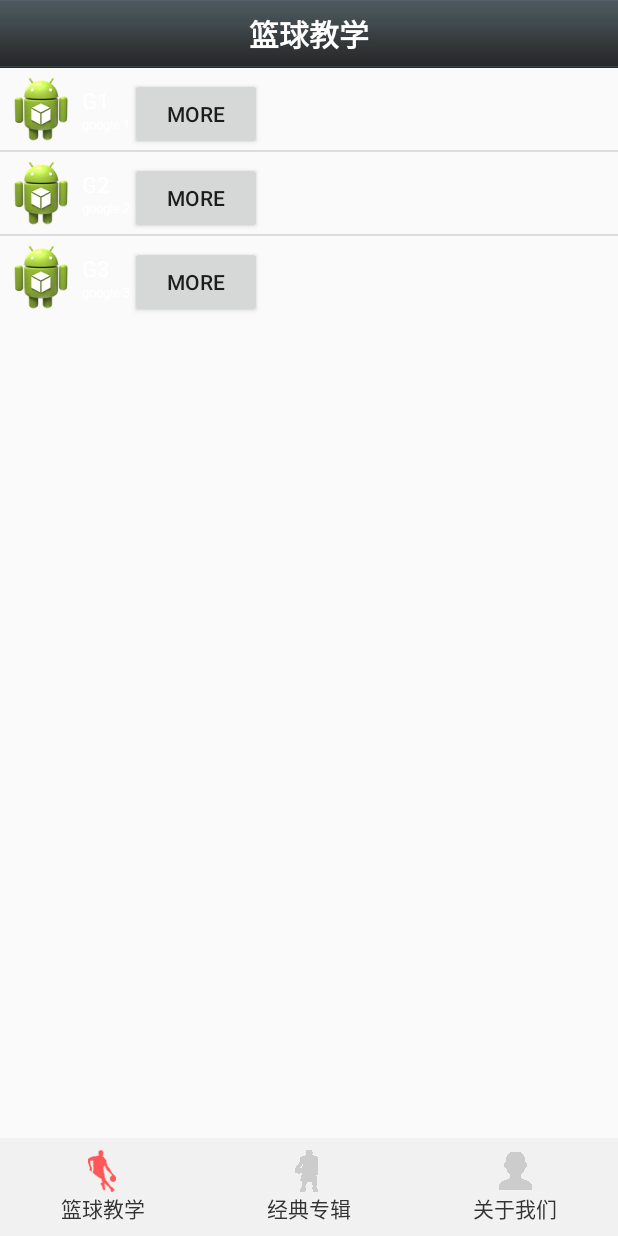
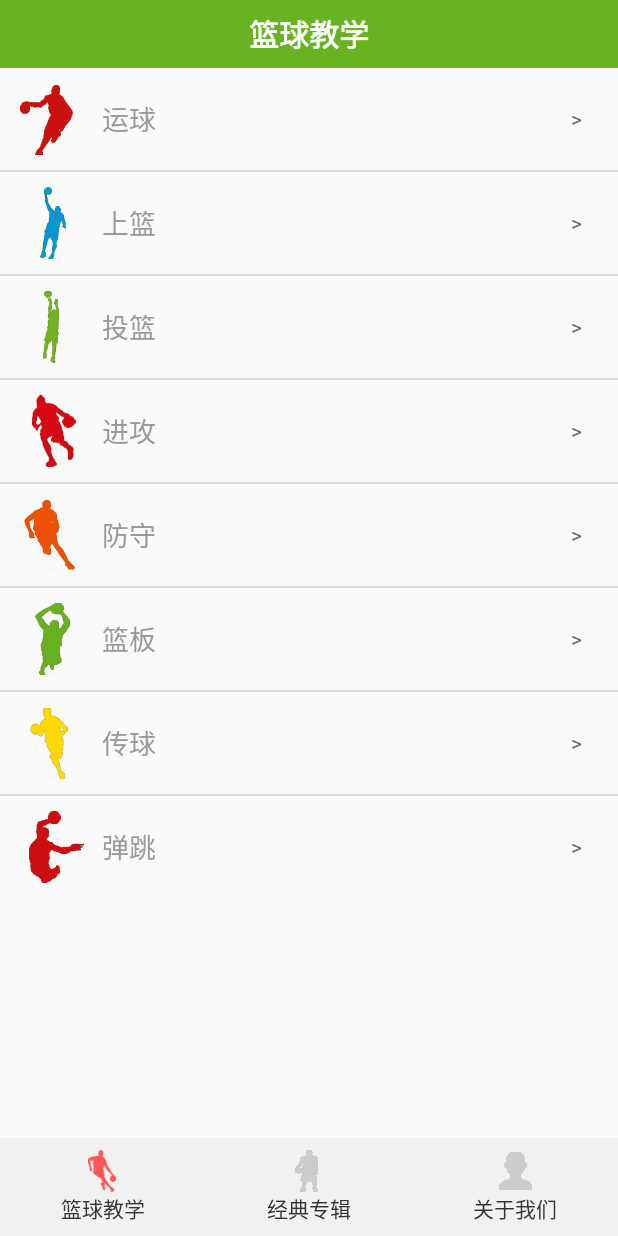
Before and after one commit to panxp/android, an Android app: the screen it shows after launch (MainActivity), on a phone screen of 412 x 824 dp. Run offline under Robolectric (Android 15) with nearby library versions, the phone set to English and light mode, and no system bars.

Commit message:
working on v1.0

```diff
--- a/app/build.gradle
+++ b/app/build.gradle
@@ -6,8 +6,8 @@ android {
 
     defaultConfig {
         applicationId "basketball.com.sports"
-        minSdkVersion 23
-        targetSdkVersion 23
+        minSdkVersion 16
+        targetSdkVersion 22
         versionCode 1
         versionName "1.0"
     }
--- a/app/src/main/AndroidManifest.xml
+++ b/app/src/main/AndroidManifest.xml
@@ -15,6 +15,7 @@
                 <category android:name="android.intent.category.LAUNCHER" />
             </intent-filter>
         </activity>
+        <activity android:name=".ListActivity"></activity>
     </application>
 
 </manifest>
--- a/app/src/main/java/basketball/com/sports/WeixinFragment.java
+++ b/app/src/main/java/basketball/com/sports/WeixinFragment.java
@@ -1,6 +1,7 @@
 package basketball.com.sports;
 
 import android.app.Activity;
+import android.content.Intent;
 import android.os.Bundle;
 import android.support.annotation.Nullable;
 import android.support.v4.app.Fragment;
@@ -22,47 +23,53 @@ import java.util.HashMap;
 import java.util.List;
 import java.util.Map;
 
-public class WeixinFragment extends Fragment {
+public class WeixinFragment extends Fragment implements AdapterView.OnItemClickListener {
 
     private ListView listView;
-   // private ArrayList<String> list = new ArrayList<String>();
-   private List<Map<String, Object>> list;
+    // private ArrayList<String> list = new ArrayList<String>();
+    private List<Map<String, Object>> list;
     private int i = 0;
 
+
     /**
-    @描述
-    在onCreateView中加载布局
-    */
+     * @描述 在onCreateView中加载布局
+     */
 
     @Override
     public View onCreateView(LayoutInflater inflater, ViewGroup container,
                              Bundle savedInstanceState) {
-
-
         View view = inflater.inflate(R.layout.tab01, container, false);
         listView = (ListView) view.findViewById(R.id.list);
 
-
-
-        SimpleAdapter adapter = new SimpleAdapter(getActivity(),getData(),R.layout.list_item,
-                new String[]{"title","info","img"},
-                new int[]{R.id.title,R.id.info,R.id.img}
+        SimpleAdapter adapter = new SimpleAdapter(getActivity(), getData(), R.layout.list_item,
+                new String[]{"title", "img"},
+                new int[]{R.id.title, R.id.img}
         );
         listView.setAdapter(adapter);
 
 
 
+        listView.setOnItemClickListener(new AdapterView.OnItemClickListener() {
+            @Override
+            public void onItemClick(AdapterView<?> parent, View view, int position, long id) {
 
-   //     String[] data = new String[] { "java", "C++", "JavaScript", "Php",
-       //         "Python" };
-     //   ArrayAdapter<String> arrayAdapter = new ArrayAdapter<String>(getActivity(), android.R.layout.simple_list_item_1, data);
-      //  listView.setAdapter(arrayAdapter);
-        //   Log.i(data);
-        // return inflater.inflate(R.layout.tab01, container, false);
+             //   ListView listView = (ListView) parent;
+              //  Fruit fruit = (Fruit) listView.getItemAtPosition(position);
+              //  String name = fruit.getName();
+
+                Intent intent = new Intent(getActivity(), ListActivity.class);
+
+                Bundle bundle = new Bundle();
+                bundle.putLong("id", id);
+                intent.putExtras(bundle);
+                startActivity(intent);
+                Toast.makeText(getActivity(), "id = "+id, Toast.LENGTH_SHORT).show();
+                //FruitList.this.finish();
+            }
+        });
+
         return view;
     }
-
-
 
 
 //    private List<String> getData() {
@@ -77,24 +84,52 @@ public class WeixinFragment extends Fragment {
         List<Map<String, Object>> list = new ArrayList<Map<String, Object>>();
 
         Map<String, Object> map = new HashMap<String, Object>();
-        map.put("title", "G1");
-        map.put("info", "google 1");
-        map.put("img", R.drawable.ic_launcher);
+        map.put("title", "运球");
+        map.put("img", R.drawable.yunqiu);
         list.add(map);
 
         map = new HashMap<String, Object>();
-        map.put("title", "G2");
-        map.put("info", "google 2");
-        map.put("img", R.drawable.ic_launcher);
+        map.put("title", "上篮");
+        map.put("img", R.drawable.shanglan);
         list.add(map);
 
         map = new HashMap<String, Object>();
-        map.put("title", "G3");
-        map.put("info", "google 3");
-        map.put("img", R.drawable.ic_launcher);
+        map.put("title", "投篮");
+        map.put("img", R.drawable.toulan);
         list.add(map);
 
+        map = new HashMap<String, Object>();
+        map.put("title", "进攻");
+        map.put("img", R.drawable.jinggong);
+        list.add(map);
+
+        map = new HashMap<String, Object>();
+        map.put("title", "防守");
+        map.put("img", R.drawable.fangshou);
+        list.add(map);
+
+        map = new HashMap<String, Object>();
+        map.put("title", "篮板");
+        map.put("img", R.drawable.lanban);
+        list.add(map);
+
+        map = new HashMap<String, Object>();
+        map.put("title", "传球");
+        map.put("img", R.drawable.chuanqiu);
+        list.add(map);
+
+        map = new HashMap<String, Object>();
+        map.put("title", "弹跳");
+        map.put("img", R.drawable.tantiao);
+        list.add(map);
         return list;
+
+
     }
 
+
+    @Override
+    public void onItemClick(AdapterView<?> parent, View view, int position, long id) {
+
+    }
 }
--- a/app/src/main/res/layout/list_item.xml
+++ b/app/src/main/res/layout/list_item.xml
@@ -1,37 +1,31 @@
 <?xml version="1.0" encoding="utf-8"?>
 <LinearLayout xmlns:android="http://schemas.android.com/apk/res/android"
     android:layout_width="match_parent"
-    android:layout_height="match_parent"
+    android:layout_height="wrap_content"
     android:gravity="center_vertical"
     android:orientation="horizontal" >
 
     <ImageView android:id="@+id/img"
         android:layout_width="wrap_content"
         android:layout_height="wrap_content"
-        android:layout_margin="5px"/>
 
-    <LinearLayout android:orientation="vertical"
-        android:layout_width="wrap_content"
-        android:layout_height="wrap_content">
+        android:layout_margin="10dp"/>
 
+        android:layout_height="match_parent">
         <TextView android:id="@+id/title"
-            android:layout_width="wrap_content"
             android:layout_height="wrap_content"
-            android:textColor="#FFFFFFFF"
-            android:textSize="22px" />
-        <TextView android:id="@+id/info"
-            android:layout_width="wrap_content"
-            android:layout_height="wrap_content"
-            android:textColor="#FFFFFFFF"
-            android:textSize="13px" />
-
-    </LinearLayout>
+            android:layout_weight="1"
+            android:layout_width="0dp"
+            android:textColor="#999999"
+            android:textSize="18sp" />
 
 
-    <Button android:id="@+id/view_btn"
-        android:layout_width="wrap_content"
+    <TextView android:id="@+id/view_btn"
+        android:layout_width="30dp"
         android:layout_height="wrap_content"
-        android:text="more"
-        android:layout_gravity="bottom|right" />
+        android:textColor="#666666"
+        android:text=">"
+        android:layout_marginRight="1dp"
+     />
 
 </LinearLayout>
--- a/app/src/main/res/layout/tab02.xml
+++ b/app/src/main/res/layout/tab02.xml
@@ -8,7 +8,7 @@
         android:layout_width="fill_parent"
         android:layout_height="fill_parent"
         android:gravity="center"
-        android:text="This is Frd Tab"
+        android:text="This Tab 2"
         android:textSize="30sp"
         android:textStyle="bold" />
 
--- a/app/src/main/res/layout/tab03.xml
+++ b/app/src/main/res/layout/tab03.xml
@@ -8,8 +8,7 @@
         android:layout_width="fill_parent"
         android:layout_height="fill_parent"
         android:gravity="center"
-        android:text="This is Address Tab"
+        android:text="This Tab 3"
         android:textSize="30sp"
         android:textStyle="bold" />
-
 </LinearLayout>
--- a/app/src/main/res/layout/top.xml
+++ b/app/src/main/res/layout/top.xml
@@ -14,5 +14,4 @@
         android:textColor="#ffffff"
         android:textSize="20sp"
         android:textStyle="bold" />
-
 </LinearLayout>
```
Also changed, not shown: app/src/main/java/basketball/com/sports/ListActivity.java (added, +13 -0 lines), app/src/main/res/layout/activity_list.xml (added, +21 -0 lines), app/src/main/res/drawable-hdpi/chuanqiu.png (added), app/src/main/res/drawable-hdpi/fangshou.png (added), app/src/main/res/drawable-hdpi/jinggong.png (added), app/src/main/res/drawable-hdpi/lanban.png (added), app/src/main/res/drawable-hdpi/shanglan.png (added), app/src/main/res/drawable-hdpi/tantiao.png (added), app/src/main/res/drawable-hdpi/title_bar.png, app/src/main/res/drawable-hdpi/toulan.png (added), app/src/main/res/drawable-hdpi/yunqiu.png (added).
